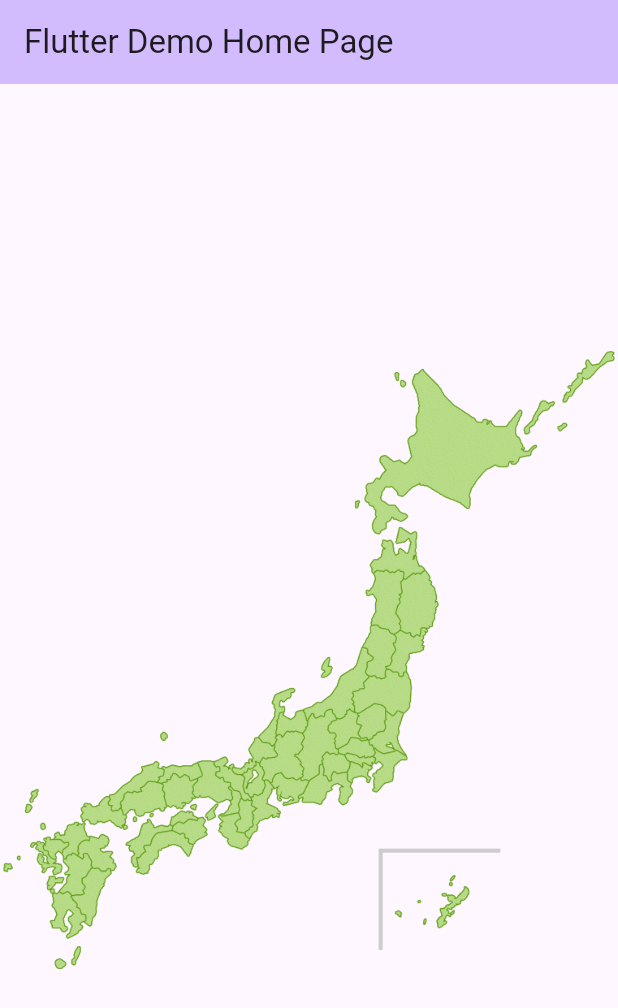
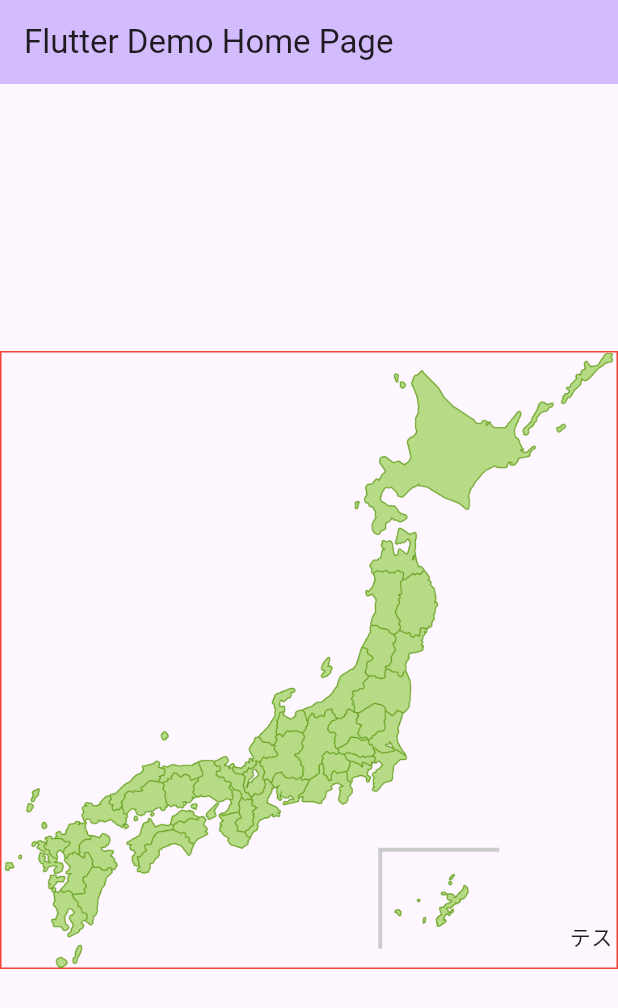
Before and after one commit to MisonikomiUdonNoMisoaji/trip-record-map, a Flutter app: the screen it shows after launch, on a phone screen of 412 x 824 dp. Shown: the top 1008 px of the screen. Run offline on Flutter 3.47's test engine with Material 2 defaults, Android fonts, the phone set to English and light mode, and no system bars.

Commit message:
画像の任意の場所にテキストを表示し、拡大縮小にも対応(現状クソコード)

```diff
--- a/lib/main.dart
+++ b/lib/main.dart
@@ -30,16 +30,13 @@ class MyHomePage extends StatefulWidget {
 }
 
 class _MyHomePageState extends State<MyHomePage> {
-  int _counter = 0;
-
-  void _incrementCounter() {
-    setState(() {
-      _counter++;
-    });
-  }
-
   @override
   Widget build(BuildContext context) {
+    final imageSize = MediaQuery.of(context).size.width;
+    final List<PrefectureNamePositionData> prefectureNamePositionDataList = [
+      PrefectureNamePositionData(1400 / 1523, 1400 / 1523, "テストだよー")
+    ];
+
     return Scaffold(
       appBar: AppBar(
         backgroundColor: Theme.of(context).colorScheme.inversePrimary,
@@ -50,13 +47,39 @@ class _MyHomePageState extends State<MyHomePage> {
           mainAxisAlignment: MainAxisAlignment.center,
           children: <Widget>[
             // 拡大縮小可能な日本地図
-            InteractiveViewer(
-                minScale: 0.1,
-                maxScale: 15,
-                child: Image.asset('images/japan.png')),
+            Container(
+              width: imageSize,
+              height: imageSize,
+              decoration: BoxDecoration(
+                border: Border.all(color: Colors.red),
+              ),
+              child: InteractiveViewer(
+                  minScale: 0.1,
+                  maxScale: 15,
+                  child: Stack(
+                    children: [
+                      Image.asset('images/japan.png'),
+                      for (PrefectureNamePositionData data
+                          in prefectureNamePositionDataList)
+                        Positioned(
+                            left: imageSize * data.x,
+                            top: imageSize * data.y,
+                            // 画像の拡大率に合わせて、ピン画像のサイズを調整
+                            // width: defaultWidth / scale,
+                            // height: defaultHeight / scale,
+                            child: Text('${data.message}'))
+                    ],
+                  )),
+            ),
           ],
         ),
       ),
     );
   }
 }
+
+class PrefectureNamePositionData {
+  double x, y;
+  final String message;
+  PrefectureNamePositionData(this.x, this.y, this.message);
+}
```
